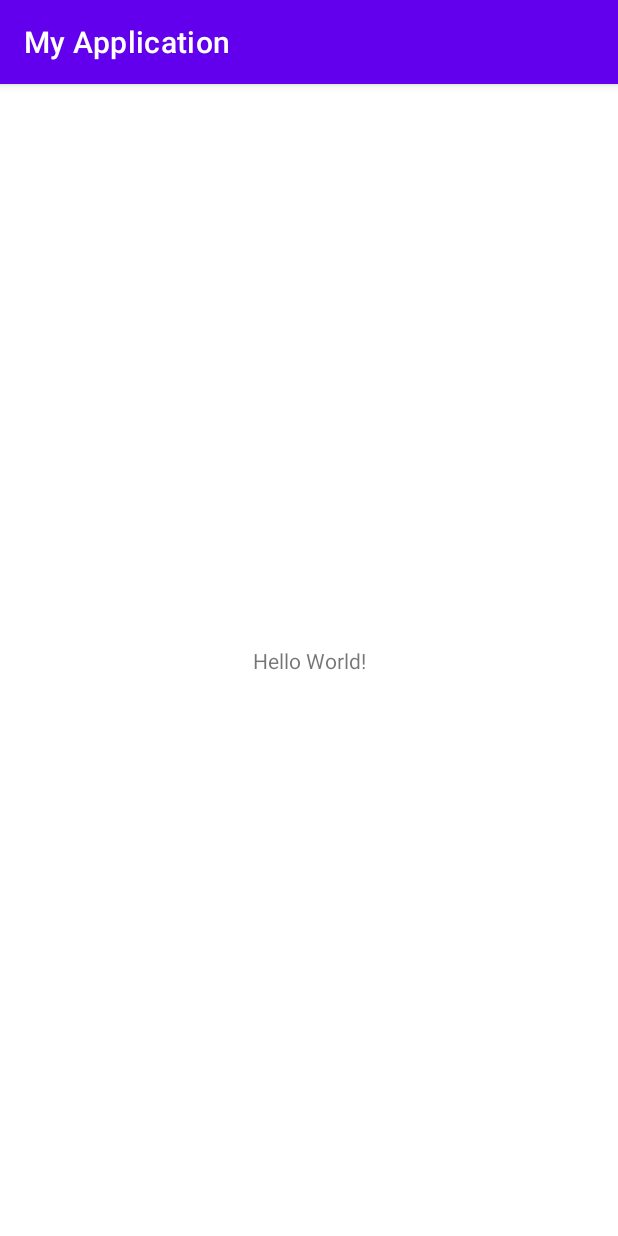
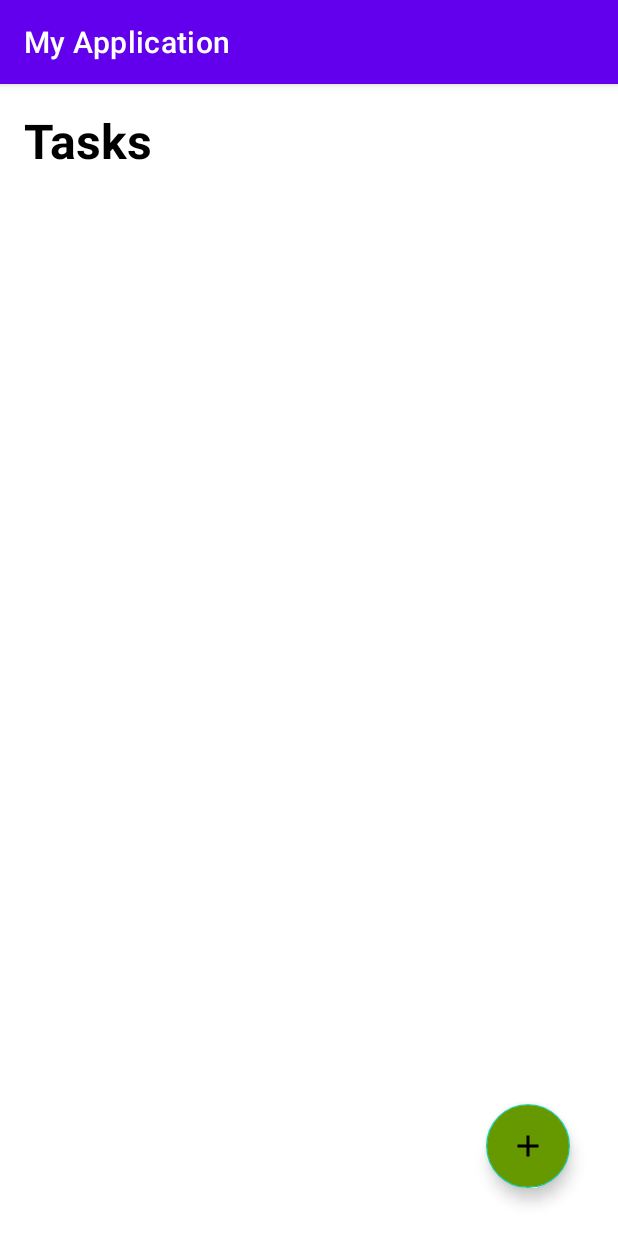
Before and after one commit to telmocbarros/DoIt, an Android app: the screen it shows after launch (MainActivity), on a phone screen of 412 x 824 dp. Run offline under Robolectric (Android 15) with nearby library versions, the light colour scheme and no system bars.

Commit message:
add new button and implement main layout

```diff
--- /dev/null
+++ b/app/src/main/res/drawable/ic_baseline_add.xml
@@ -0,0 +1,5 @@
+<vector xmlns:android="http://schemas.android.com/apk/res/android" android:height="32dp" android:tint="#FFFFFF" android:viewportHeight="24" android:viewportWidth="24" android:width="32dp">
+
+    <path android:fillColor="@android:color/white" android:pathData="M19,13h-6v6h-2v-6H5v-2h6V5h2v6h6v2z"/>
+
+</vector>
--- a/app/src/main/res/layout/activity_main.xml
+++ b/app/src/main/res/layout/activity_main.xml
@@ -1,18 +1,37 @@
 <?xml version="1.0" encoding="utf-8"?>
-<androidx.constraintlayout.widget.ConstraintLayout xmlns:android="http://schemas.android.com/apk/res/android"
-    xmlns:app="http://schemas.android.com/apk/res-auto"
-    xmlns:tools="http://schemas.android.com/tools"
+<RelativeLayout xmlns:android="http://schemas.android.com/apk/res/android"
     android:layout_width="match_parent"
     android:layout_height="match_parent"
-    tools:context=".MainActivity">
+    xmlns:app="http://schemas.android.com/apk/res-auto">
 
     <TextView
+        android:id="@+id/taskText"
         android:layout_width="wrap_content"
         android:layout_height="wrap_content"
-        android:text="Hello World!"
-        app:layout_constraintBottom_toBottomOf="parent"
-        app:layout_constraintEnd_toEndOf="parent"
-        app:layout_constraintStart_toStartOf="parent"
-        app:layout_constraintTop_toTopOf="parent" />
+        android:text="Tasks"
+        android:textStyle="bold"
+        android:textColor="@android:color/black"
+        android:layout_marginStart="16dp"
+        android:layout_marginBottom="16dp"
+        android:layout_marginTop="16dp"
+        android:textSize="32sp"/>
 
-</androidx.constraintlayout.widget.ConstraintLayout>
+    <androidx.recyclerview.widget.RecyclerView
+        android:id="@+id/taskRecyclerView"
+        android:layout_width="match_parent"
+        android:layout_height="wrap_content"
+        android:layout_below="@id/taskText"
+        app:layoutManager="androidx.recyclerview.widget.LinearLayoutManager"
+        android:nestedScrollingEnabled="true"/>
+
+    <com.google.android.material.floatingactionbutton.FloatingActionButton
+        android:id="@+id/fab"
+        android:contentDescription="Button to add a new task"
+        android:layout_width="wrap_content"
+        android:layout_height="wrap_content"
+        android:layout_alignParentBottom="true"
+        android:layout_alignParentEnd="true"
+        android:layout_margin="32dp"
+        android:backgroundTint="@android:color/holo_green_dark"
+        android:src="@drawable/ic_baseline_add"/>
+</RelativeLayout>
```
